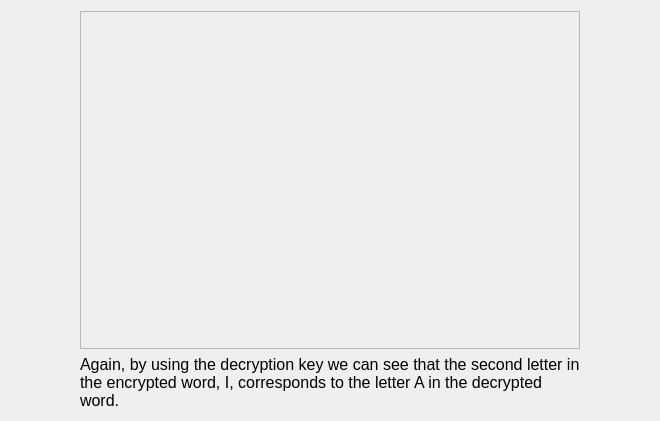
dwattttt/marketsim, file MarketSimulation/instructionscreen6.ui: the form before one commit.
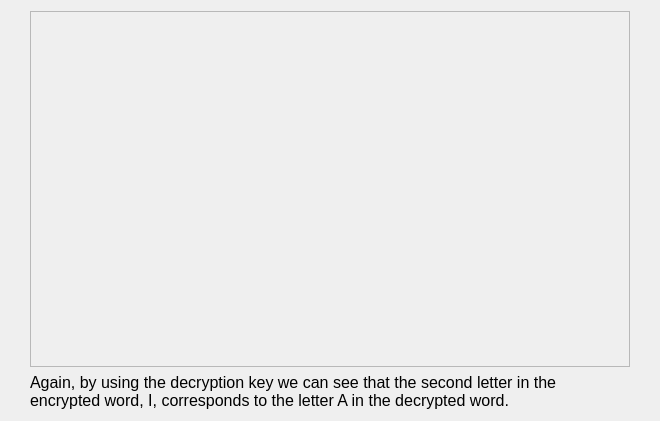
The form after the commit.

Diff of the .ui file:
```diff
--- a/MarketSimulation/instructionscreen6.ui
+++ b/MarketSimulation/instructionscreen6.ui
@@ -56,7 +56,7 @@
       <widget class="QLabel" name="label">
        <property name="minimumSize">
         <size>
-         <width>500</width>
+         <width>600</width>
          <height>0</height>
         </size>
        </property>
```
